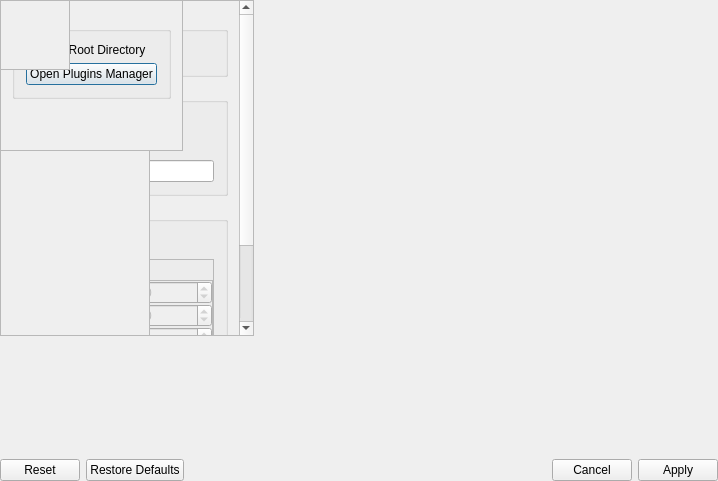
m-riley04/ModularSensorSystem, file src/app/dialogs/AppSettingsDialog/appsettingsdialog.ui: the form before one commit.
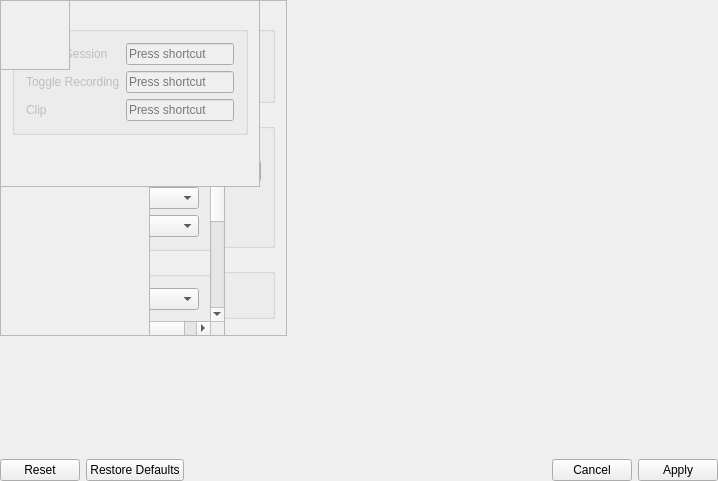
The form after the commit. Custom widgets are drawn as their Qt base class.

Commit message: add more fields to settings

```diff
--- a/src/app/dialogs/AppSettingsDialog/appsettingsdialog.ui
+++ b/src/app/dialogs/AppSettingsDialog/appsettingsdialog.ui
@@ -32,7 +32,7 @@
    <item>
     <widget class="QChaptersWidget" name="chaptersWidget">
      <property name="pageTitle">
-      <string>General</string>
+      <string>Sources</string>
      </property>
      <widget class="QWidget" name="pageGeneral">
       <property name="windowTitle">
@@ -71,12 +71,18 @@
           <layout class="QVBoxLayout" name="verticalLayout_3">
            <item>
             <widget class="QGroupBox" name="groupBox_5">
+             <property name="enabled">
+              <bool>false</bool>
+             </property>
              <property name="title">
               <string>General</string>
              </property>
              <layout class="QVBoxLayout" name="verticalLayout_19">
               <item>
                <widget class="QCheckBox" name="checkboxCloseToTray">
+                <property name="enabled">
+                 <bool>false</bool>
+                </property>
                 <property name="text">
                  <string>Close to tray</string>
                 </property>
@@ -84,6 +90,9 @@
               </item>
               <item>
                <widget class="QCheckBox" name="checkboxCheckForUpdates">
+                <property name="enabled">
+                 <bool>false</bool>
+                </property>
                 <property name="text">
                  <string>Check for updates on startup</string>
                 </property>
@@ -94,12 +103,19 @@
            </item>
            <item>
             <widget class="QGroupBox" name="groupBox">
+             <property name="enabled">
+              <bool>false</bool>
+             </property>
              <property name="title">
               <string>Translation</string>
              </property>
              <layout class="QGridLayout" name="gridLayout">
               <item row="0" column="1">
-               <widget class="QComboBox" name="dropdownLanguage"/>
+               <widget class="QComboBox" name="dropdownLanguage">
+                <property name="enabled">
+                 <bool>false</bool>
+                </property>
+               </widget>
               </item>
               <item row="0" column="0">
                <widget class="QLabel" name="label">
@@ -160,19 +176,25 @@
            <rect>
             <x>0</x>
             <y>0</y>
-            <width>634</width>
-            <height>412</height>
+            <width>321</width>
+            <height>190</height>
            </rect>
           </property>
           <layout class="QVBoxLayout" name="verticalLayout_5">
            <item>
             <widget class="QGroupBox" name="groupBox_6">
+             <property name="enabled">
+              <bool>false</bool>
+             </property>
              <property name="title">
               <string>General</string>
              </property>
              <layout class="QVBoxLayout" name="verticalLayout_20">
               <item>
                <widget class="QCheckBox" name="checkboxDebug">
+                <property name="enabled">
+                 <bool>false</bool>
+                </property>
                 <property name="text">
                  <string>Debug</string>
                 </property>
@@ -183,6 +205,9 @@
            </item>
            <item>
             <widget class="QGroupBox" name="groupBox_7">
+             <property name="enabled">
+              <bool>false</bool>
+             </property>
              <property name="title">
               <string>Logging</string>
              </property>
@@ -206,6 +231,9 @@
               </item>
               <item row="0" column="0" colspan="2">
                <widget class="QCheckBox" name="checkboxLogging">
+                <property name="enabled">
+                 <bool>false</bool>
+                </property>
                 <property name="text">
                  <string>Logging</string>
                 </property>
@@ -270,6 +298,9 @@
           <layout class="QVBoxLayout" name="verticalLayout_6">
            <item>
             <widget class="QGroupBox" name="groupBox_3">
+             <property name="enabled">
+              <bool>false</bool>
+             </property>
              <property name="title">
               <string>Theme</string>
              </property>
@@ -336,8 +367,8 @@
            <rect>
             <x>0</x>
             <y>0</y>
-            <width>339</width>
-            <height>465</height>
+            <width>634</width>
+            <height>412</height>
            </rect>
           </property>
           <layout class="QVBoxLayout" name="verticalLayout_9">
@@ -347,10 +378,17 @@
               <string>General</string>
              </property>
              <layout class="QGridLayout" name="gridLayout_4">
+              <item row="1" column="0">
+               <widget class="QCheckBox" name="checkboxConfirmStopRecording">
+                <property name="text">
+                 <string>Ask to confirm when stopping recording</string>
+                </property>
+               </widget>
+              </item>
               <item row="0" column="0">
-               <widget class="QCheckBox" name="checkBox">
+               <widget class="QCheckBox" name="checkboxConfirmStopSession">
                 <property name="text">
-                 <string>Notify on session end</string>
+                 <string>Ask to confirm when stopping session</string>
                 </property>
                </widget>
               </item>
@@ -363,7 +401,28 @@
               <string>Recording</string>
              </property>
              <layout class="QGridLayout" name="gridLayout_5">
+              <item row="2" column="0" colspan="2">
+               <widget class="QCheckBox" name="checkboxOverwrite">
+                <property name="text">
+                 <string>Overwrite if file already exists</string>
+                </property>
+               </widget>
+              </item>
+              <item row="1" column="0">
+               <widget class="QLabel" name="label_18">
+                <property name="text">
+                 <string>Output Prefix</string>
+                </property>
+               </widget>
+              </item>
               <item row="1" column="1">
+               <widget class="QLineEdit" name="lineRecordingPrefix">
+                <property name="text">
+                 <string>session_</string>
+                </property>
+               </widget>
+              </item>
+              <item row="0" column="1">
                <widget class="QDirectoryPickerWidget" name="dirPickerRecording">
                 <property name="sizePolicy">
                  <sizepolicy hsizetype="Expanding" vsizetype="Fixed">
@@ -379,27 +438,17 @@
                 </property>
                </widget>
               </item>
-              <item row="2" column="1">
-               <widget class="QLineEdit" name="lineRecordingPrefix"/>
-              </item>
-              <item row="2" column="0">
-               <widget class="QLabel" name="label_18">
-                <property name="text">
-                 <string>Output Prefix</string>
-                </property>
-               </widget>
-              </item>
-              <item row="1" column="0">
+              <item row="0" column="0">
                <widget class="QLabel" name="label_19">
                 <property name="text">
                  <string>Output Directory</string>
                 </property>
                </widget>
               </item>
-              <item row="0" column="0" colspan="2">
-               <widget class="QCheckBox" name="checkBox_2">
+              <item row="3" column="0" colspan="2">
+               <widget class="QCheckBox" name="checkboxAllowSpaces">
                 <property name="text">
-                 <string>Notify on recording end</string>
+                 <string>Allow spaces in filename</string>
                 </property>
                </widget>
               </item>
@@ -414,210 +463,30 @@
              <layout class="QVBoxLayout" name="verticalLayout_18">
               <item>
                <widget class="QCheckBox" name="checkboxEnableClipping">
+                <property name="enabled">
+                 <bool>false</bool>
+                </property>
                 <property name="text">
                  <string>Enabled</string>
                 </property>
                </widget>
               </item>
-              <item>
-               <widget class="QFrame" name="frameClipping">
-                <property name="enabled">
-                 <bool>false</bool>
-                </property>
-                <property name="frameShape">
-                 <enum>QFrame::Shape::StyledPanel</enum>
-                </property>
-                <property name="frameShadow">
-                 <enum>QFrame::Shadow::Raised</enum>
-                </property>
-                <layout class="QVBoxLayout" name="verticalLayout_8">
-                 <property name="spacing">
-                  <number>0</number>
-                 </property>
-                 <property name="leftMargin">
-                  <number>0</number>
-                 </property>
-                 <property name="topMargin">
-                  <number>0</number>
-                 </property>
-                 <property name="rightMargin">
-                  <number>0</number>
-                 </property>
-                 <property name="bottomMargin">
-                  <number>0</number>
-                 </property>
-                 <item>
-                  <widget class="QCheckBox" name="checkboxAutoClip">
-                   <property name="enabled">
-                    <bool>false</bool>
-                   </property>
-                   <property name="text">
-                    <string>Auto-Clip</string>
-                   </property>
-                  </widget>
-                 </item>
-                 <item>
-                  <widget class="QFrame" name="frameParameters">
-                   <property name="enabled">
-                    <bool>false</bool>
-                   </property>
-                   <property name="frameShape">
-                    <enum>QFrame::Shape::StyledPanel</enum>
-                   </property>
-                   <property name="frameShadow">
-                    <enum>QFrame::Shadow::Raised</enum>
-                   </property>
-                   <layout class="QGridLayout" name="gridLayout_2">
-                    <property name="leftMargin">
-                     <number>0</number>
-                    </property>
-                    <property name="topMargin">
-                     <number>0</number>
-                    </property>
-                    <property name="rightMargin">
-                     <number>0</number>
-                    </property>
-                    <property name="bottomMargin">
-                     <number>0</number>
-                    </property>
-                    <property name="spacing">
-                     <number>0</number>
-                    </property>
-                    <item row="2" column="1">
-                     <widget class="QSpinBox" name="spinBox_3">
-                      <property name="enabled">
-                       <bool>false</bool>
-                      </property>
-                      <property name="maximum">
-                       <number>999999</number>
-                      </property>
-                      <property name="value">
-                       <number>30</number>
-                      </property>
-                     </widget>
-                    </item>
-                    <item row="0" column="0">
-                     <widget class="QLabel" name="label_3">
-                      <property name="enabled">
-                       <bool>false</bool>
-                      </property>
-                      <property name="text">
-                       <string>Width</string>
-                      </property>
-                     </widget>
-                    </item>
-                    <item row="1" column="1">
-                     <widget class="QSpinBox" name="spinBox_2">
-                      <property name="enabled">
-                       <bool>false</bool>
-                      </property>
-                      <property name="maximum">
-                       <number>999999</number>
-                      </property>
-                      <property name="value">
-                       <number>1080</number>
-                      </property>
-                     </widget>
-                    </item>
-                    <item row="0" column="1">
-                     <widget class="QSpinBox" name="spinBox">
-                      <property name="enabled">
-                       <bool>false</bool>
-                      </property>
-                      <property name="maximum">
-                       <number>999999</number>
-                      </property>
-                      <property name="value">
-                       <number>1920</number>
-                      </property>
-                     </widget>
-                    </item>
-                    <item row="1" column="0">
-                     <widget class="QLabel" name="label_4">
-                      <property name="enabled">
-                       <bool>false</bool>
-                      </property>
-                      <property name="text">
-                       <string>Height</string>
-                      </property>
-                     </widget>
-                    </item>
-                    <item row="4" column="1">
-                     <widget class="QComboBox" name="dropdownPixelFormat">
-                      <property name="enabled">
-                       <bool>false</bool>
-                      </property>
-                     </widget>
-                    </item>
-                    <item row="2" column="0">
-                     <widget class="QLabel" name="label_14">
-                      <property name="enabled">
-                       <bool>false</bool>
-                      </property>
-                      <property name="text">
-                       <string>FPS</string>
-                      </property>
-                     </widget>
-                    </item>
-                    <item row="3" column="1">
-                     <widget class="QSpinBox" name="spinBox_4">
-                      <property name="enabled">
-                       <bool>false</bool>
-                      </property>
-                      <property name="maximum">
-                       <number>999999</number>
-                      </property>
-                      <property name="value">
-                       <number>2000</number>
-                      </property>
-                     </widget>
-                    </item>
-                    <item row="3" column="0">
-                     <widget class="QLabel" name="label_15">
-                      <property name="enabled">
-                       <bool>false</bool>
-                      </property>
-                      <property name="text">
-                       <string>Bitrate</string>
-                      </property>
-                     </widget>
-                    </item>
-                    <item row="5" column="0">
-                     <widget class="QLabel" name="label_16">
-                      <property name="enabled">
-                       <bool>false</bool>
-                      </property>
-                      <property name="text">
-                       <string>Encoder Codec</string>
-                      </property>
-                     </widget>
-                    </item>
-                    <item row="4" column="0">
-                     <widget class="QLabel" name="label_17">
-                      <property name="enabled">
-                       <bool>false</bool>
-                      </property>
-                      <property name="text">
-                       <string>Pixel Format</string>
-                      </property>
-                     </widget>
-                    </item>
-                    <item row="5" column="1">
-                     <widget class="QComboBox" name="dropdownEncoderCodec">
-                      <property name="enabled">
-                       <bool>false</bool>
-                      </property>
-                     </widget>
-                    </item>
-                   </layout>
-                  </widget>
-                 </item>
-                </layout>
-               </widget>
-              </item>
              </layout>
             </widget>
            </item>
+           <item>
+            <spacer name="verticalSpacer">
+             <property name="orientation">
+              <enum>Qt::Orientation::Vertical</enum>
+             </property>
+             <property name="sizeHint" stdset="0">
+              <size>
+               <width>20</width>
+               <height>40</height>
+              </size>
+             </property>
+            </spacer>
+           </item>
           </layout>
          </widget>
         </widget>
@@ -653,24 +522,155 @@
           <property name="geometry">
            <rect>
             <x>0</x>
-            <y>0</y>
-            <width>123</width>
-            <height>182</height>
+            <y>-65</y>
+            <width>620</width>
+            <height>477</height>
            </rect>
           </property>
           <layout class="QVBoxLayout" name="verticalLayout_25">
-           <item>
-            <widget class="QGroupBox" name="groupBox_13">
-             <property name="title">
-              <string>General</string>
-             </property>
-            </widget>
-           </item>
            <item>
             <widget class="QGroupBox" name="groupBox_14">
              <property name="title">
               <string>Video Sources</string>
              </property>
+             <layout class="QGridLayout" name="gridLayout_10">
+              <item row="6" column="0">
+               <widget class="QLabel" name="label_25">
+                <property name="enabled">
+                 <bool>true</bool>
+                </property>
+                <property name="text">
+                 <string>Encoder Codec</string>
+                </property>
+               </widget>
+              </item>
+              <item row="6" column="1">
+               <widget class="QComboBox" name="dropdownVideoEncoder">
+                <property name="enabled">
+                 <bool>true</bool>
+                </property>
+               </widget>
+              </item>
+              <item row="2" column="1">
+               <widget class="QSpinBox" name="spinboxVideoFps">
+                <property name="enabled">
+                 <bool>true</bool>
+                </property>
+                <property name="maximum">
+                 <number>999999</number>
+                </property>
+                <property name="value">
+                 <number>60</number>
+                </property>
+               </widget>
+              </item>
+              <item row="0" column="1">
+               <widget class="QSpinBox" name="spinboxVideoWidth">
+                <property name="enabled">
+                 <bool>true</bool>
+                </property>
+                <property name="maximum">
+                 <number>999999</number>
+                </property>
+                <property name="value">
+                 <number>1920</number>
+                </property>
+               </widget>
+              </item>
+              <item row="4" column="0">
+               <widget class="QLabel" name="label_26">
+                <property name="enabled">
+                 <bool>true</bool>
+                </property>
+                <property name="text">
+                 <string>Pixel Format</string>
+                </property>
+               </widget>
+              </item>
+              <item row="2" column="0">
+               <widget class="QLabel" name="label_22">
+                <property name="enabled">
+                 <bool>true</bool>
+                </property>
+                <property name="text">
+                 <string>FPS</string>
+                </property>
+               </widget>
+              </item>
+              <item row="3" column="0">
+               <widget class="QLabel" name="label_23">
+                <property name="enabled">
+                 <bool>true</bool>
+                </property>
+                <property name="text">
+                 <string>Bitrate</string>
+                </property>
+               </widget>
+              </item>
+              <item row="4" column="1">
+               <widget class="QComboBox" name="dropdownPixelFormat">
+                <property name="enabled">
+                 <bool>true</bool>
+                </property>
+               </widget>
+              </item>
+              <item row="1" column="1">
+               <widget class="QSpinBox" name="spinboxVideoHeight">
+                <property name="enabled">
+                 <bool>true</bool>
+                </property>
+                <property name="maximum">
+                 <number>999999</number>
+                </property>
+                <property name="value">
+                 <number>1080</number>
+                </property>
+               </widget>
+              </item>
+              <item row="0" column="0">
+               <widget class="QLabel" name="label_5">
+                <property name="enabled">
+                 <bool>true</bool>
+                </property>
+                <property name="text">
+                 <string>Width</string>
+                </property>
+               </widget>
+              </item>
+              <item row="1" column="0">
+               <widget class="QLabel" name="label_7">
+                <property name="enabled">
+                 <bool>true</bool>
+                </property>
+                <property name="text">
+                 <string>Height</string>
+                </property>
+               </widget>
+              </item>
+              <item row="3" column="1">
+               <widget class="QSpinBox" name="spinboxVideoBitrate">
+                <property name="enabled">
+                 <bool>true</bool>
+                </property>
+                <property name="maximum">
+                 <number>999999</number>
+                </property>
+                <property name="value">
+                 <number>2000</number>
+                </property>
+               </widget>
+              </item>
+              <item row="5" column="0">
+               <widget class="QLabel" name="label_8">
+                <property name="text">
+                 <string>Container Format</string>
+                </property>
+               </widget>
+              </item>
+              <item row="5" column="1">
+               <widget class="QComboBox" name="dropdownVideoContainerFormat"/>
+              </item>
+             </layout>
             </widget>
            </item>
            <item>
@@ -678,6 +678,52 @@
              <property name="title">
               <string>Audio Sources</string>
              </property>
+             <layout class="QGridLayout" name="gridLayout_11">
+              <item row="0" column="1">
+               <widget class="QComboBox" name="dropdownSampleRate"/>
+              </item>
+              <item row="1" column="0">
+               <widget class="QRadioButton" name="radioButtonStereo">
+                <property name="text">
+                 <string>Stereo</string>
+                </property>
+               </widget>
+              </item>
+              <item row="0" column="0">
+               <widget class="QLabel" name="label_2">
+                <property name="text">
+                 <string>Sample Rate</string>
+                </property>
+               </widget>
+              </item>
+              <item row="3" column="0">
+               <widget class="QLabel" name="label_9">
+                <property name="text">
+                 <string>Audio Encoder</string>
+                </property>
+               </widget>
+              </item>
+              <item row="3" column="1">
+               <widget class="QComboBox" name="dropdownAudioEncoder"/>
+              </item>
+              <item row="1" column="1">
+               <widget class="QRadioButton" name="radioButtonMono">
+                <property name="text">
+                 <string>Mono</string>
+                </property>
+               </widget>
+              </item>
+              <item row="2" column="0">
+               <widget class="QLabel" name="label_11">
+                <property name="text">
+                 <string>Container Format</string>
+                </property>
+               </widget>
+              </item>
+              <item row="2" column="1">
+               <widget class="QComboBox" name="dropdownAudioContainerFormat"/>
+              </item>
+             </layout>
             </widget>
            </item>
            <item>
@@ -736,18 +782,11 @@
            <rect>
             <x>0</x>
             <y>0</y>
-            <width>98</width>
-            <height>59</height>
+            <width>634</width>
+            <height>412</height>
            </rect>
           </property>
           <layout class="QVBoxLayout" name="verticalLayout_26">
-           <item>
-            <widget class="QGroupBox" name="groupBox_12">
-             <property name="title">
-              <string>General</string>
-             </property>
-            </widget>
-           </item>
            <item>
             <spacer name="verticalSpacer_11">
              <property name="orientation">
@@ -797,22 +836,14 @@
            <rect>
             <x>0</x>
             <y>0</y>
-            <width>98</width>
-            <height>67</height>
+            <width>634</width>
+            <height>412</height>
            </rect>
           </property>
           <layout class="QVBoxLayout" name="verticalLayout_27">
            <property name="leftMargin">
             <number>9</number>
            </property>
-           <item>
-            <widget class="QGroupBox" name="groupBox_11">
-             <property name="title">
-              <string>General</string>
-             </property>
-             <layout class="QGridLayout" name="gridLayout_9"/>
-            </widget>
-           </item>
            <item>
             <spacer name="verticalSpacer_12">
              <property name="orientation">
@@ -1029,11 +1060,53 @@
            <rect>
             <x>0</x>
             <y>0</y>
-            <width>98</width>
-            <height>28</height>
+            <width>634</width>
+            <height>412</height>
            </rect>
           </property>
           <layout class="QVBoxLayout" name="verticalLayout_17">
+           <item>
+            <widget class="QGroupBox" name="groupBox_18">
+             <property name="enabled">
+              <bool>false</bool>
+             </property>
+             <property name="title">
+              <string>Session</string>
+             </property>
+             <layout class="QGridLayout" name="gridLayout_13">
+              <item row="0" column="1">
+               <widget class="QKeySequenceEdit" name="keyToggleSession"/>
+              </item>
+              <item row="1" column="1">
+               <widget class="QKeySequenceEdit" name="keyToggleRecording"/>
+              </item>
+              <item row="1" column="0">
+               <widget class="QLabel" name="label_3">
+                <property name="text">
+                 <string>Toggle Recording</string>
+                </property>
+               </widget>
+              </item>
+              <item row="0" column="0">
+               <widget class="QLabel" name="label_4">
+                <property name="text">
+                 <string>Toggle Session</string>
+                </property>
+               </widget>
+              </item>
+              <item row="2" column="0">
+               <widget class="QLabel" name="label_10">
+                <property name="text">
+                 <string>Clip</string>
+                </property>
+               </widget>
+              </item>
+              <item row="2" column="1">
+               <widget class="QKeySequenceEdit" name="keyClip"/>
+              </item>
+             </layout>
+            </widget>
+           </item>
            <item>
             <spacer name="verticalSpacer_6">
              <property name="orientation">
```
